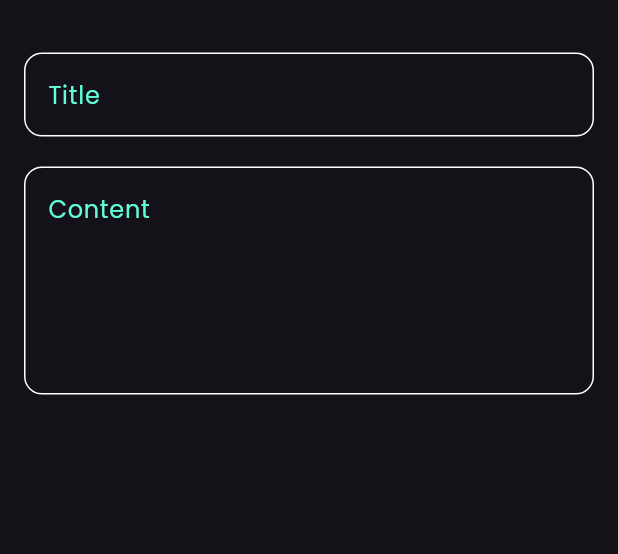
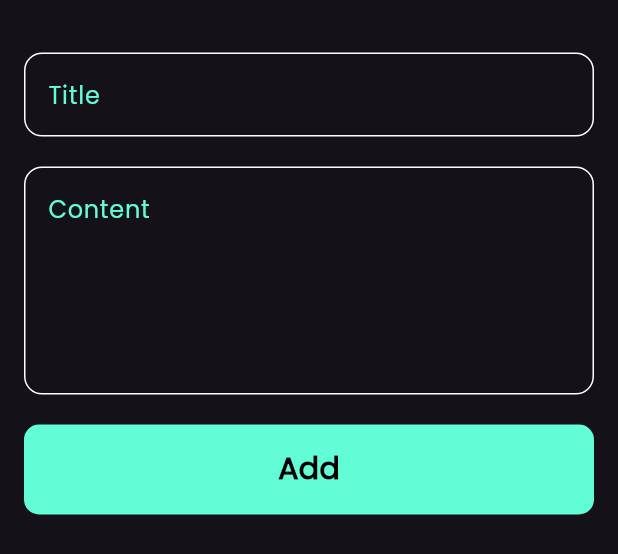
Before and after one commit to Mostafa-Noaman/Notes_app, a Flutter app: the AddNoteBottomSheet widget shown alone on an empty page, opened directly, on a phone screen of 412 x 824 dp. Shown: the top 554 px of the screen. Run offline on Flutter 3.47's test engine with Material 3 defaults, Android fonts, the phone set to English and light mode, and no system bars; our stand-ins replace font_awesome_flutter.

Commit message:
added custom button to notes bottom sheet

```diff
--- a/lib/views/notes_view.dart
+++ b/lib/views/notes_view.dart
@@ -1,4 +1,5 @@
 import 'package:flutter/material.dart';
+import 'package:notes_app/views/widgets/custom_button.dart';
 import 'package:notes_app/views/widgets/custom_text_field.dart';
 import 'package:notes_app/views/widgets/notes_view_body.dart';
 
@@ -30,6 +31,7 @@ class AddNoteBottomSheet extends StatelessWidget {
   Widget build(BuildContext context) {
     return const Padding(
       padding: EdgeInsets.symmetric(horizontal: 16),
+      child: SingleChildScrollView(
         child: Column(
           children: [
             SizedBox(
@@ -44,8 +46,12 @@ class AddNoteBottomSheet extends StatelessWidget {
             CustomTextField(
               hint: 'Content',
               maxLines: 5,
-          )
+            ),
+            SizedBox(height: 20),
+            CustomButton(),
+            SizedBox(height: 30),
           ],
+        ),
       ),
     );
   }
--- /dev/null
+++ b/lib/views/widgets/custom_button.dart
@@ -0,0 +1,29 @@
+import 'package:flutter/material.dart';
+
+import '../../constants.dart';
+
+class CustomButton extends StatelessWidget {
+  const CustomButton({super.key});
+
+  @override
+  Widget build(BuildContext context) {
+    return Container(
+      width: MediaQuery.of(context).size.width,
+      height: 60,
+      decoration: BoxDecoration(
+        color: kPrimaryColor,
+        borderRadius: BorderRadius.circular(10),
+      ),
+      child: const Center(
+        child: Text(
+          'Add',
+          style: TextStyle(
+            color: Colors.black,
+            fontSize: 20,
+            fontWeight: FontWeight.w600,
+          ),
+        ),
+      ),
+    );
+  }
+}
```
Lines whose indentation alone changed are shown as unchanged.
